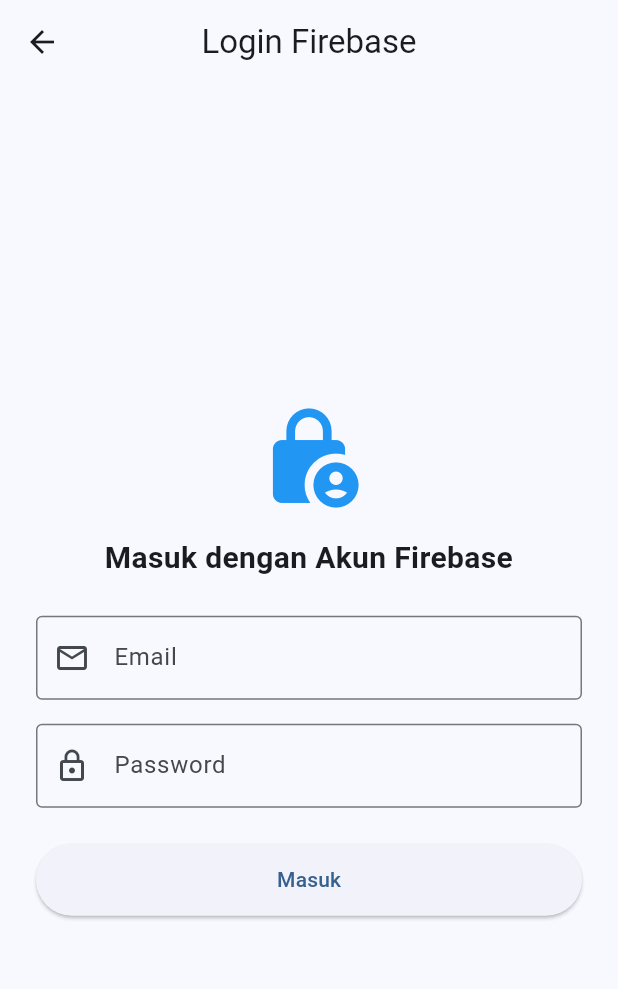
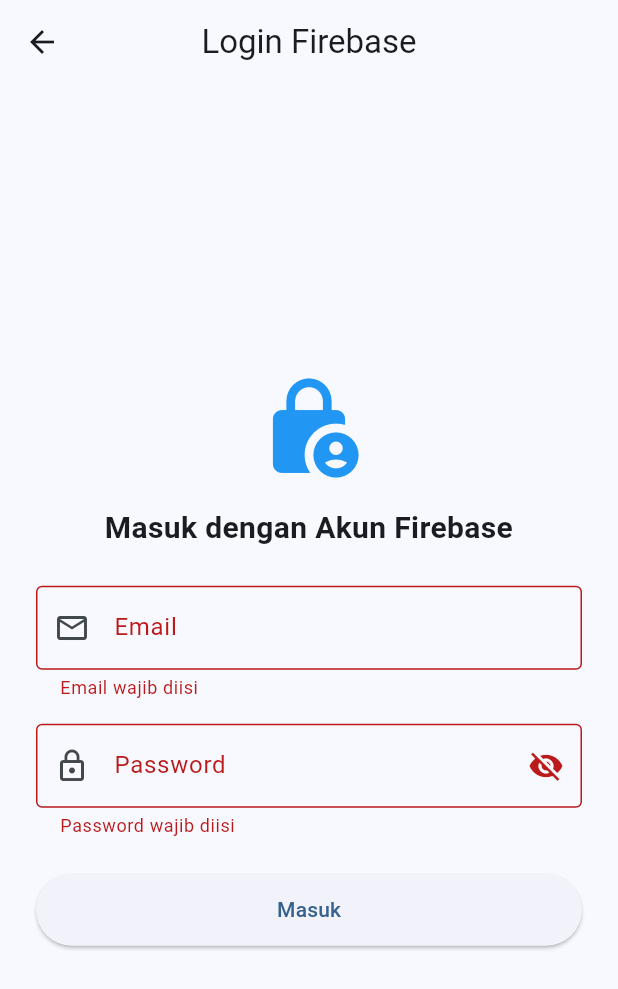
Before and after one commit to syafiqfadhil/pertemuan_8, a Flutter app: the LoginPage screen opened directly, after a tap on "Masuk", on a phone screen of 412 x 824 dp. Shown: the top 989 px of the screen. Run offline on Flutter 3.47's test engine with Material 3 defaults, Android fonts, the phone set to English and light mode, and no system bars; our stand-ins replace firebase_auth, firebase_core; accounts and stored records are empty.

Commit message:
menambahkan Form, validator input, dan toggle password di login_page

```diff
--- a/pertemuan_8_mobile/lib/screens/login_page.dart
+++ b/pertemuan_8_mobile/lib/screens/login_page.dart
@@ -8,14 +8,20 @@ class LoginPage extends StatefulWidget {
 }
 
 class _LoginPageState extends State<LoginPage> {
+  final _formKey = GlobalKey<FormState>();
   final _emailController = TextEditingController();
   final _passwordController = TextEditingController();
+  bool _obsecurePassword = true;
 
   @override
   void dispose(){
     _emailController.dispose();
     _passwordController.dispose();
     super.dispose();
+  }
+
+  void _login() {
+    if(!_formKey.currentState!.validate()) return;
   }
 
   @override
@@ -28,6 +34,8 @@ class _LoginPageState extends State<LoginPage> {
       body:  Center(
         child: SingleChildScrollView(
           padding: EdgeInsets.all(24),
+          child: Form(
+            key: _formKey,
             child: Column(
               crossAxisAlignment: CrossAxisAlignment.stretch,
               children: [
@@ -39,7 +47,7 @@ class _LoginPageState extends State<LoginPage> {
                   style: TextStyle(fontSize: 20, fontWeight: FontWeight.bold),
                 ),
                 const SizedBox(height: 24),
-              TextField(
+                TextFormField(
                   controller: _emailController,
                   keyboardType: TextInputType.emailAddress,
                   decoration: const InputDecoration(
@@ -47,25 +55,56 @@ class _LoginPageState extends State<LoginPage> {
                     prefixIcon: Icon(Icons.email_outlined),
                     border: OutlineInputBorder(),
                   ),
+                  validator: (value) {
+                    if(value == null || value.trim().isEmpty){
+                      return 'Email wajib diisi';
+                    }
+                    if (!value.contains('@')) {
+                      return 'Format email tidak valid';
+                    }
+                    return null;
+                  },
                 ),
                 const SizedBox(height: 16),
-              TextField(
+                TextFormField(
                   controller: _passwordController,
-                obscureText: true,
-                decoration: const InputDecoration(
+                  obscureText: _obsecurePassword,
+                  decoration:  InputDecoration(
                     labelText: 'Password',
-                  prefixIcon: Icon(Icons.lock_outline),
-                  border: OutlineInputBorder(),
+                    prefixIcon: const Icon(Icons.lock_outline),
+                    border: const OutlineInputBorder(),
+                    suffixIcon: IconButton(
+                      icon: Icon(
+                        _obsecurePassword
+                        ? Icons.visibility_off
+                        : Icons.visibility
                       ),
+                      onPressed: () {
+                        setState(() => _obsecurePassword = !_obsecurePassword
+                        );
+                      },
+                      ),
+                  ),
+                  validator: (value) {
+                    if (value == null || value.isEmpty){
+                      return 'Password wajib diisi';
+                    }
+                    if (value.length < 6){
+                      return 'Password minimal 6 karakter';
+                    }
+                    return null;
+                  },
                 ),
                 const SizedBox(height: 24),
                 SizedBox(
                   height: 48,
                   child: ElevatedButton(
-                  onPressed: () {},
-                  child: const Text('Masuk')),
-              )
+                    onPressed: _login,
+                    child: const Text('Masuk'),
+                  ),
+                ),
               ],
+            ),
           ),
         ),
       ),
```
Lines whose indentation alone changed are shown as unchanged.
